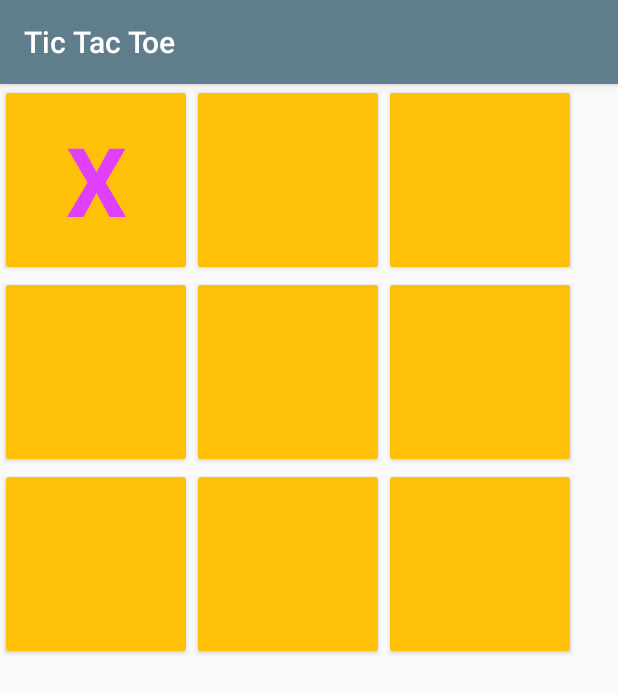
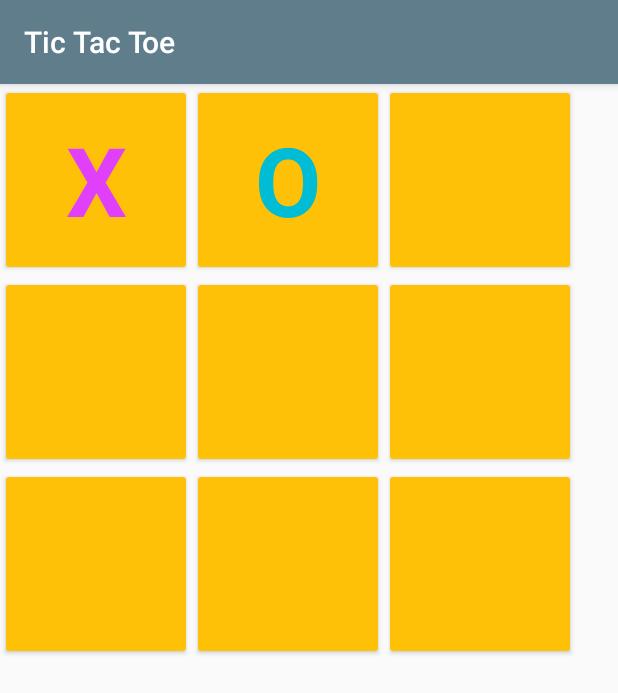
Before and after one commit to EspenBrun/TicTacToe, an Android app: the TicTacToeActivity screen opened directly, with no data from a screen before it, after a tap on an icon or button, on a phone screen of 412 x 824 dp. Shown: the top 693 px of the screen. Run offline under Robolectric (Android 15) with nearby library versions, the phone set to English and light mode, and no system bars; 2 other taps on this screen came first.

```diff
--- a/app/src/main/java/com/example/android/tictactoe/TicTacToeActivity.java
+++ b/app/src/main/java/com/example/android/tictactoe/TicTacToeActivity.java
@@ -1,11 +1,15 @@
 package com.example.android.tictactoe;
 
 import android.content.res.Resources;
+import android.nfc.Tag;
 import android.os.Bundle;
 import android.support.v7.app.AppCompatActivity;
 import android.util.Log;
 import android.view.View;
 import android.widget.Button;
+
+import java.util.ArrayList;
+import java.util.stream.IntStream;
 
 /**
  * Created by Espen on 29/04/2017.
@@ -17,26 +21,52 @@ public class TicTacToeActivity extends AppCompatActivity {
     private boolean playerTurn = true;
     private final String X = "X";
     private final String O = "O";
+    private int[] btnIds;
+    private ArrayList<Integer> p1Btns = new ArrayList<>();
+    private ArrayList<Integer> p2Btns = new ArrayList<>();
 
     @Override
     protected void onCreate(Bundle savedInstanceState) {
         super.onCreate(savedInstanceState);
         setContentView(R.layout.activity_tic_tac_toe);
         res = getResources();
+        getBtnIds();
+
     }
 
+    public void getBtnIds(){
+        btnIds = new int[9];
+        Log.i(TAG,"length " + btnIds.length);
+        for (int i = 0; i < btnIds.length; i++) {
+            btnIds[i] = res.getIdentifier("b"+i, "id", getPackageName());
+            Log.i(TAG,"id: " + btnIds[i]);
+        }
+    }
     public void btnClick(View v){
         int id = v.getId();
         b = (Button) v;
+        if(spotTaken(id)){
+
+        } else {
+            playerMove(id);
+        }
+    }
+
+    public boolean spotTaken(int id){
+        return p1Btns.contains(id) || p2Btns.contains(id);
+    }
+
+    public void playerMove(int id){
         if(playerTurn){
             b.setText("X");
             b.setTextColor(res.getColor(R.color.colorPlayerOne));
+            p1Btns.add(id);
             playerTurn = !playerTurn;
         } else {
             b.setText("O");
             b.setTextColor(res.getColor(R.color.colorPlayerTwo));
+            p2Btns.add(id);
             playerTurn = !playerTurn;
         }
-
     }
 }
--- a/app/src/main/res/layout/activity_tic_tac_toe.xml
+++ b/app/src/main/res/layout/activity_tic_tac_toe.xml
@@ -10,6 +10,12 @@
         android:layout_height="wrap_content">
 
         <Button
+            android:id="@+id/b0"
+            style="@style/AppTheme.TicTacToeButtons"
+            android:onClick="btnClick"
+            android:text="" />
+
+        <Button
             android:id="@+id/b1"
             style="@style/AppTheme.TicTacToeButtons"
             android:onClick="btnClick"
@@ -20,17 +26,17 @@
             style="@style/AppTheme.TicTacToeButtons"
             android:onClick="btnClick"
             android:text="" />
+    </TableRow>
+
+    <TableRow
+        android:layout_width="match_parent"
+        android:layout_height="wrap_content">
 
         <Button
             android:id="@+id/b3"
             style="@style/AppTheme.TicTacToeButtons"
             android:onClick="btnClick"
             android:text="" />
-    </TableRow>
-
-    <TableRow
-        android:layout_width="match_parent"
-        android:layout_height="wrap_content">
 
         <Button
             android:id="@+id/b4"
@@ -41,12 +47,6 @@
         <Button
             android:id="@+id/b5"
             style="@style/AppTheme.TicTacToeButtons"
-            android:onClick="btnClick"
-            android:text="" />
-
-        <Button
-            android:id="@+id/b6"
-            style="@style/AppTheme.TicTacToeButtons"
             android:layout_centerInParent="true"
             android:onClick="btnClick"
             android:text="" />
@@ -55,6 +55,12 @@
     <TableRow
         android:layout_width="match_parent"
         android:layout_height="wrap_content">
+
+        <Button
+            android:id="@+id/b6"
+            style="@style/AppTheme.TicTacToeButtons"
+            android:onClick="btnClick"
+            android:text="" />
 
         <Button
             android:id="@+id/b7"
@@ -67,11 +73,5 @@
             style="@style/AppTheme.TicTacToeButtons"
             android:onClick="btnClick"
             android:text="" />
-
-        <Button
-            android:id="@+id/b9"
-            style="@style/AppTheme.TicTacToeButtons"
-            android:onClick="btnClick"
-            android:text="" />
     </TableRow>
 </TableLayout>
```
